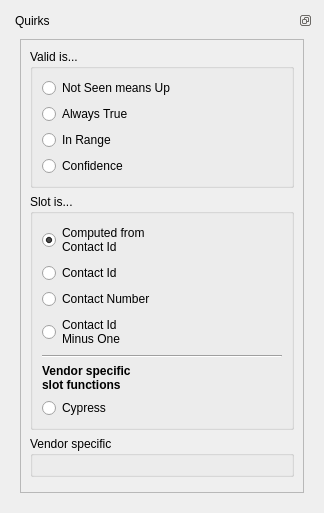
This is quirks.ui in bentiss/mtdiag-qt as Qt 5 draws it before an edit. The edited form follows.
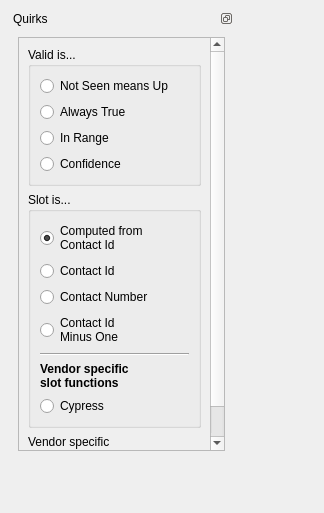
This is the edited form.

```diff
--- a/quirks.ui
+++ b/quirks.ui
@@ -13,9 +13,15 @@
   <property name="windowTitle">
    <string>Form</string>
   </property>
-  <layout class="QGridLayout" name="gridLayout_3">
-   <item row="0" column="0">
     <widget class="QDockWidget" name="dockWidget_quirks">
+   <property name="geometry">
+    <rect>
+     <x>9</x>
+     <y>9</y>
+     <width>225</width>
+     <height>451</height>
+    </rect>
+   </property>
      <property name="features">
       <set>QDockWidget::DockWidgetFloatable|QDockWidget::DockWidgetMovable</set>
      </property>
@@ -34,7 +40,7 @@
            <rect>
             <x>0</x>
             <y>0</y>
-            <width>268</width>
+          <width>205</width>
             <height>464</height>
            </rect>
           </property>
@@ -174,8 +180,6 @@
       </layout>
      </widget>
     </widget>
-   </item>
-  </layout>
  </widget>
  <tabstops>
   <tabstop>scrollArea</tabstop>
```
Lines whose indentation alone changed are shown as unchanged.
